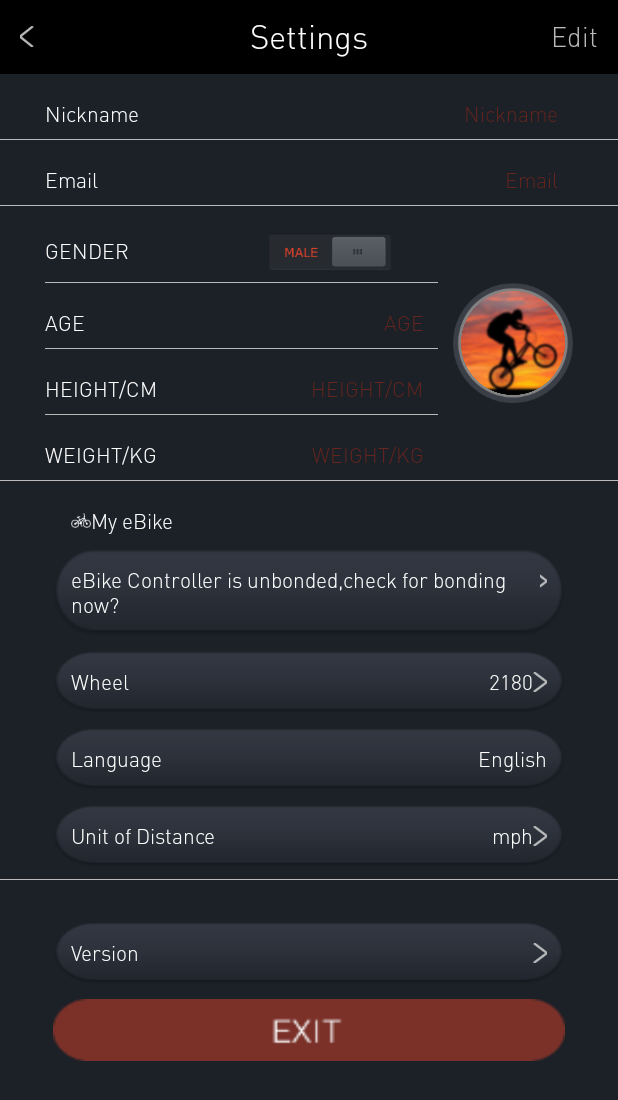
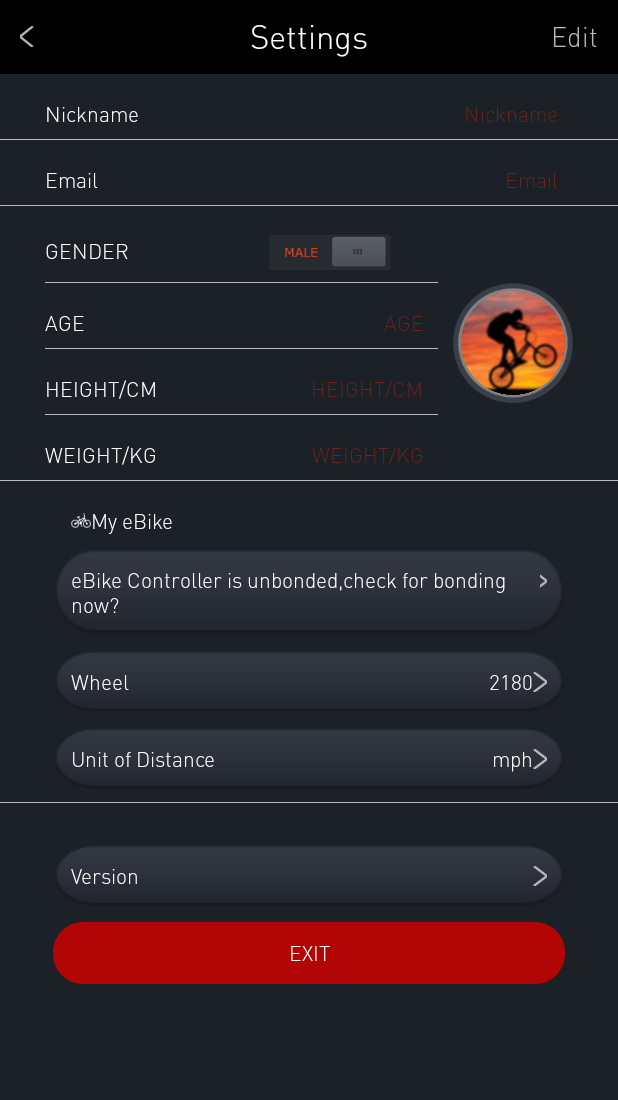
Before and after one commit to Nicolls/Freway, an Android app: the SettingActivity screen opened directly, with no data from a screen before it, on a phone screen of 412 x 824 dp. Shown: the top 1100 px of the screen. Run offline under Robolectric (Android 15) with nearby library versions, the phone set to English and light mode, and no system bars; our stand-ins replace Volley; network calls fail.

```diff
--- a/app/src/main/java/com/freway/ebike/activity/SettingActivity.java
+++ b/app/src/main/java/com/freway/ebike/activity/SettingActivity.java
@@ -63,8 +63,6 @@ public class SettingActivity extends BaseActivity implements OnClickListener, Up
 	private TextView snValue;
 	private TextView wheelTitle;
 	private TextView wheelValue;
-	private TextView languageTitle;
-	private TextView languageValue;
 	private TextView unitDistanceTitle;
 	private TextView unitDistanceValue;
 	private TextView versionTitle;
@@ -73,7 +71,6 @@ public class SettingActivity extends BaseActivity implements OnClickListener, Up
 
 	private View snLL;
 	private View wheelLL;
-	private View languageLL;
 	private View unitDistanceLL;
 	private View versionLL;
 	private View exitLL;
@@ -117,8 +114,6 @@ public class SettingActivity extends BaseActivity implements OnClickListener, Up
 		snValue = (TextView) findViewById(R.id.setting_sn);
 		wheelTitle = (TextView) findViewById(R.id.setting_wheel_title);
 		wheelValue = (TextView) findViewById(R.id.setting_unit_wheel_value);
-		languageTitle = (TextView) findViewById(R.id.setting_language_title);
-		languageValue = (TextView) findViewById(R.id.setting_language_value);
 		unitDistanceTitle = (TextView) findViewById(R.id.setting_unit_distance_title);
 		unitDistanceValue = (TextView) findViewById(R.id.setting_unit_distance_value);
 		versionTitle = (TextView) findViewById(R.id.setting_version_title);
@@ -127,7 +122,6 @@ public class SettingActivity extends BaseActivity implements OnClickListener, Up
 
 		snLL = findViewById(R.id.setting_ll_sn);
 		wheelLL = findViewById(R.id.setting_ll_wheel);
-		languageLL = findViewById(R.id.setting_ll_language);
 		unitDistanceLL = findViewById(R.id.setting_ll_unit_distance);
 		versionLL = findViewById(R.id.setting_ll_version);
 		exitLL = findViewById(R.id.setting_ll_exit);
@@ -152,8 +146,6 @@ public class SettingActivity extends BaseActivity implements OnClickListener, Up
 		snValue.setTypeface(FontUtil.get(this, FontUtil.STYLE_DIN_LIGHT));
 		wheelTitle.setTypeface(FontUtil.get(this, FontUtil.STYLE_DIN_LIGHT));
 		wheelValue.setTypeface(FontUtil.get(this, FontUtil.STYLE_DIN_LIGHT));
-		languageTitle.setTypeface(FontUtil.get(this, FontUtil.STYLE_DIN_LIGHT));
-		languageValue.setTypeface(FontUtil.get(this, FontUtil.STYLE_DIN_LIGHT));
 		unitDistanceTitle.setTypeface(FontUtil.get(this, FontUtil.STYLE_DIN_LIGHT));
 		unitDistanceValue.setTypeface(FontUtil.get(this, FontUtil.STYLE_DIN_LIGHT));
 		versionTitle.setTypeface(FontUtil.get(this, FontUtil.STYLE_DIN_LIGHT));
@@ -169,7 +161,6 @@ public class SettingActivity extends BaseActivity implements OnClickListener, Up
 		mHeadView.setOnClickListener(this);
 		snLL.setOnClickListener(this);
 		wheelLL.setOnClickListener(this);
-		languageLL.setOnClickListener(this);
 		unitDistanceLL.setOnClickListener(this);
 		versionLL.setOnClickListener(this);
 		exitLL.setOnClickListener(this);
@@ -306,9 +297,6 @@ public class SettingActivity extends BaseActivity implements OnClickListener, Up
 			break;
 		case R.id.setting_ll_wheel:
 			changeWheelCharge();
-			break;
-		case R.id.setting_ll_language:
-
 			break;
 		case R.id.setting_ll_unit_distance:
 			AlertUtil.getInstance().alertChoice(this,getString(R.string.unit_distance_settings),
--- a/app/src/main/java/com/freway/ebike/bluetooth/BLEScanConnectActivity.java
+++ b/app/src/main/java/com/freway/ebike/bluetooth/BLEScanConnectActivity.java
@@ -80,14 +80,14 @@ public class BLEScanConnectActivity extends BaseActivity implements OnItemClickL
 		mTvMessage.setText(message);
 		pb.setVisibility(View.VISIBLE);
 		if (handle == HANDLE_SCAN) {
-			mTvTitle.setText("ebikie not bind ,search your ebike...");
+			mTvTitle.setText(R.string.ble_not_bind_title);
 			listView.setVisibility(View.VISIBLE);
 			mBtnScan.setVisibility(View.GONE);
 			mBtnManual.setVisibility(View.GONE);
 			mBtnConfirm.setVisibility(View.VISIBLE);
 			mBlueToothUtil.scanDevice(searchHandler);
 		}else if(handle==HANDLE_CONNECT){
-			mTvTitle.setText("Not been bind ble ,start connectting");
+			mTvTitle.setText(R.string.ble_start_connect);
 			listView.setVisibility(View.GONE);
 			mBtnScan.setVisibility(View.GONE);
 			mBtnManual.setVisibility(View.VISIBLE);
@@ -95,7 +95,7 @@ public class BLEScanConnectActivity extends BaseActivity implements OnItemClickL
 			mBlueToothUtil.connectBLE(address);
 		}else if(handle==HANDLE_NOT_FOUND){
 			pb.setVisibility(View.GONE);
-			mTvTitle.setText("your ble not found");
+			mTvTitle.setText(R.string.ble_not_found);
 			listView.setVisibility(View.GONE);
 			mBtnScan.setVisibility(View.VISIBLE);
 			mBtnManual.setVisibility(View.GONE);
--- /dev/null
+++ b/app/src/main/res/drawable-hdpi/settings_exitbutton.xml
@@ -0,0 +1,5 @@
+<?xml version="1.0" encoding="utf-8"?>
+<shape xmlns:android="http://schemas.android.com/apk/res/android">
+    <corners android:radius="20dp"/>
+    <solid android:color="#d9cc0000"/>
+</shape>
--- a/app/src/main/res/layout/activity_setting.xml
+++ b/app/src/main/res/layout/activity_setting.xml
@@ -266,27 +266,6 @@
                         android:drawableRight="@drawable/settings_button_arrow" />
                 </LinearLayout>
 
-                <LinearLayout
-                    android:id="@+id/setting_ll_language"
-                    style="@style/SettingBtnLayout"
-                    android:layout_width="match_parent"
-                    android:layout_height="wrap_content" >
-
-                    <TextView
-                        android:id="@+id/setting_language_title"
-                        style="@style/SettingBtnTextLeft"
-                        android:layout_width="wrap_content"
-                        android:layout_height="wrap_content"
-                        android:text="@string/language" />
-
-                    <TextView
-                        android:id="@+id/setting_language_value"
-                        style="@style/SettingBtnTextRight"
-                        android:layout_width="wrap_content"
-                        android:layout_height="wrap_content"
-                        android:text="@string/english" />
-                </LinearLayout>
-
                  <LinearLayout
                     android:id="@+id/setting_ll_unit_distance"
                     style="@style/SettingBtnLayout"
@@ -353,6 +332,7 @@
 
                     <TextView
                         android:id="@+id/setting_tv_exit"
+                        android:text="@string/exit"
                         style="@style/SettingBtnText"
                         android:layout_width="wrap_content"
                         android:layout_height="wrap_content"
--- a/app/src/main/res/values/dimens.xml
+++ b/app/src/main/res/values/dimens.xml
@@ -63,7 +63,7 @@
     <dimen name="welcome_logo_marginBottom">120dp</dimen>
     <dimen name="welcome_tv_marginBottom">20dp</dimen>
     <!-- sign in -->
-    <dimen name="sign_logo_marginTop">90dp</dimen>
+    <dimen name="sign_logo_marginTop">120dp</dimen>
     <dimen name="sign_input_layout_margin">25dp</dimen>
     <dimen name="sign_input_layout_paddingHorizontal">30dp</dimen>
     <dimen name="sign_input_layout_paddingVertical">25dp</dimen>
--- a/app/src/main/res/values/strings.xml
+++ b/app/src/main/res/values/strings.xml
@@ -34,10 +34,13 @@
     <string name="manul">Manual</string><!-- 手动 -->
     <string name="ble_connected">eBike Controller is connected</string><!-- 蓝牙已链接 -->
     <string name="ble_scan_compledted">eBike Controller scanning is complete</string><!--蓝牙扫描完成  -->
+    <string name="ble_not_bind_title">eBike Controller is unbonded, searching</string>
+    <string name="ble_start_connect">eBike Controller start to connect</string>
     <string name="ble_not_bind">eBike Controller is unbonded,check for bonding now?</string><!-- 蓝牙未绑定，现在要去绑定吗？ -->
     <string name="ble_not_connect">eBike Controller is disconnected,check for connecting now?</string><!-- 蓝牙未链接，现在要去链接蓝牙吗？ -->
     <string name="ble_lose">eBike Controller is disconnected,reconnecting now</string><!-- 蓝牙断开链接，正在重新链接中 -->
     <string name="ble_scan">eBike Controller scanning</string><!-- 扫描蓝牙 -->
+    <string name="ble_not_found">eBike not found</string><!-- 未知 -->
     <!-- 通用 -->
     <string name="in_development">Under development</string><!-- 正在开发中 -->
     <string name="upload_travel_success">Distance uploaded successfully</string><!--  上传行程成功-->
```
Also changed, not shown: app/src/main/res/layout/activity_signin.xml (+0 -20 lines), app/src/main/res/drawable-hdpi/settings_exitbutton.png (deleted), app/src/main/res/drawable-xhdpi/settings_exitbutton.png (deleted), 3 other files.
